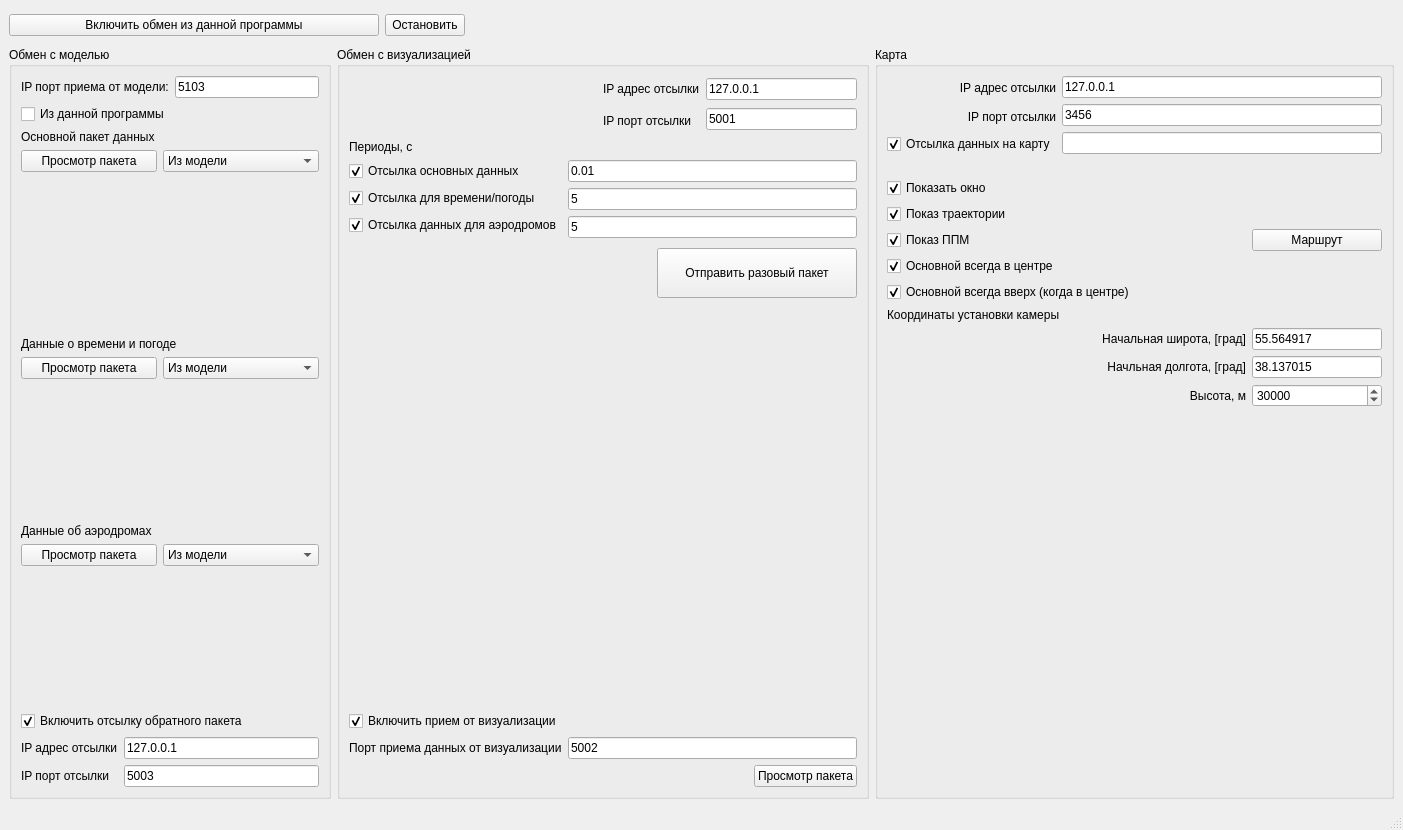
Old version of the form untitled/mainwindow.ui in the repository katherinr/desktop_wrapper.
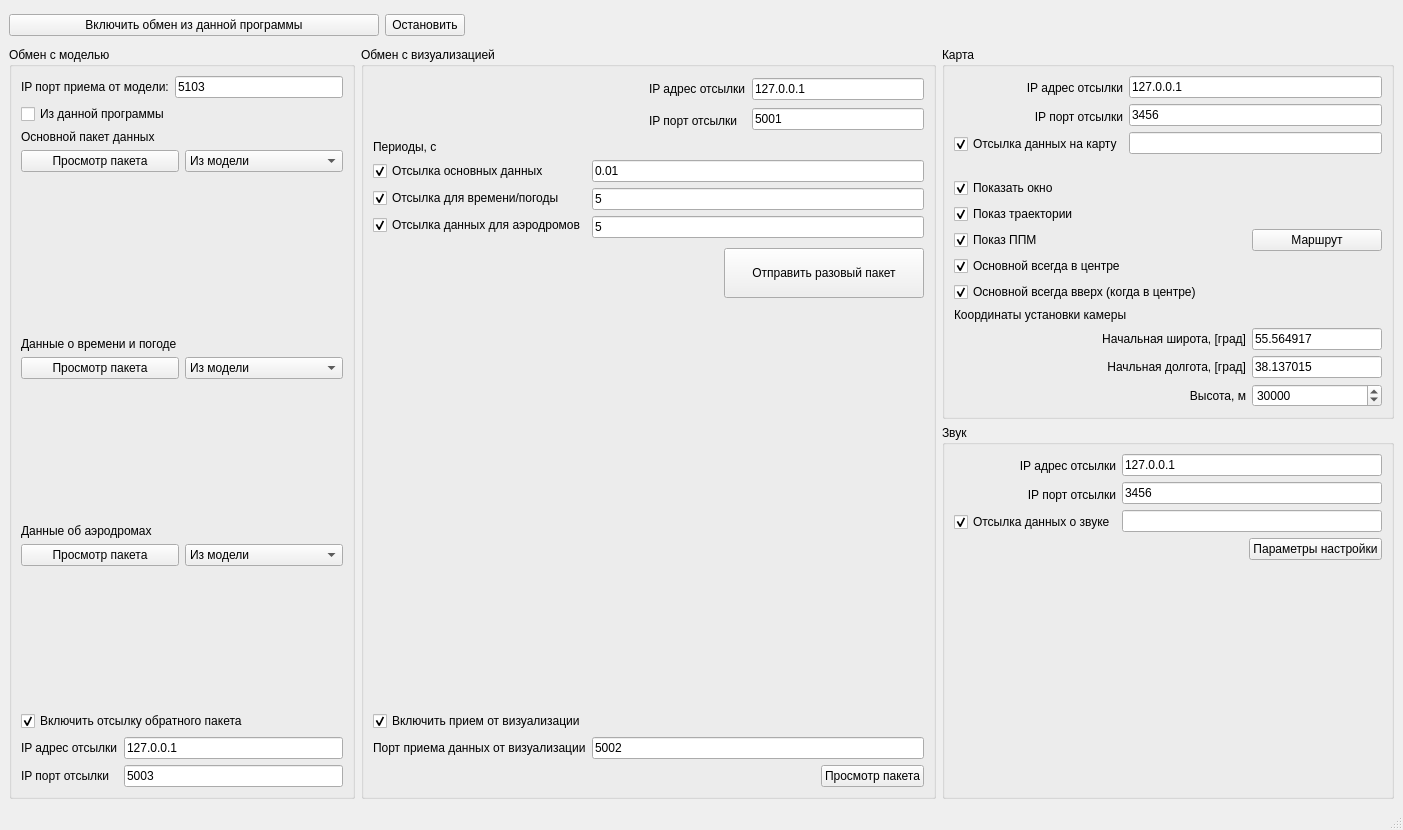
New version of the form.

The edit to the form file:
```diff
--- a/untitled/mainwindow.ui
+++ b/untitled/mainwindow.ui
@@ -20,7 +20,7 @@
    <string>BIRD WRAPPER</string>
   </property>
   <widget class="QWidget" name="centralwidget">
-   <layout class="QVBoxLayout" name="verticalLayout_16">
+   <layout class="QVBoxLayout" name="verticalLayout_23">
     <item>
      <layout class="QHBoxLayout" name="horizontalLayout_12">
       <item>
@@ -83,7 +83,7 @@
      </layout>
     </item>
     <item>
-     <layout class="QHBoxLayout" name="horizontalLayout_20">
+     <layout class="QHBoxLayout" name="horizontalLayout_19">
       <item>
        <widget class="QGroupBox" name="groupBox_3">
         <property name="title">
@@ -357,7 +357,7 @@
         <property name="title">
          <string>Обмен с визуализацией</string>
         </property>
-        <layout class="QVBoxLayout" name="verticalLayout_13">
+        <layout class="QVBoxLayout" name="verticalLayout_24">
          <item>
           <layout class="QHBoxLayout" name="horizontalLayout_9">
            <item>
@@ -636,11 +636,13 @@
        </widget>
       </item>
       <item>
+       <layout class="QVBoxLayout" name="verticalLayout_20">
+        <item>
        <widget class="QGroupBox" name="MapGroupBox">
         <property name="title">
          <string>Карта</string>
         </property>
-        <layout class="QVBoxLayout" name="verticalLayout_19">
+          <layout class="QVBoxLayout" name="verticalLayout_22">
          <item>
           <layout class="QHBoxLayout" name="horizontalLayout_14">
            <item>
@@ -931,6 +933,135 @@
              </item>
             </layout>
            </item>
+            </layout>
+           </item>
+          </layout>
+         </widget>
+        </item>
+        <item>
+         <widget class="QGroupBox" name="SoundGrBox">
+          <property name="title">
+           <string>Звук</string>
+          </property>
+          <layout class="QVBoxLayout" name="verticalLayout_25">
+           <item>
+            <layout class="QVBoxLayout" name="verticalLayout_16">
+             <item>
+              <layout class="QHBoxLayout" name="horizontalLayout_13">
+               <item>
+                <layout class="QVBoxLayout" name="verticalLayout_19">
+                 <item>
+                  <widget class="QLabel" name="label_18">
+                   <property name="text">
+                    <string>IP адрес отсылки</string>
+                   </property>
+                   <property name="alignment">
+                    <set>Qt::AlignRight|Qt::AlignTrailing|Qt::AlignVCenter</set>
+                   </property>
+                  </widget>
+                 </item>
+                 <item>
+                  <widget class="QLabel" name="label_19">
+                   <property name="text">
+                    <string>IP порт отсылки</string>
+                   </property>
+                   <property name="alignment">
+                    <set>Qt::AlignRight|Qt::AlignTrailing|Qt::AlignVCenter</set>
+                   </property>
+                  </widget>
+                 </item>
+                 <item>
+                  <widget class="QCheckBox" name="send2SOUNDCHb">
+                   <property name="text">
+                    <string>Отсылка данных о звуке</string>
+                   </property>
+                   <property name="checked">
+                    <bool>true</bool>
+                   </property>
+                  </widget>
+                 </item>
+                </layout>
+               </item>
+               <item>
+                <layout class="QVBoxLayout" name="verticalLayout_13">
+                 <item>
+                  <widget class="QLineEdit" name="soundIPsend">
+                   <property name="text">
+                    <string>127.0.0.1</string>
+                   </property>
+                   <property name="alignment">
+                    <set>Qt::AlignLeading|Qt::AlignLeft|Qt::AlignVCenter</set>
+                   </property>
+                   <property name="placeholderText">
+                    <string>127.0.0.1</string>
+                   </property>
+                  </widget>
+                 </item>
+                 <item>
+                  <widget class="QLineEdit" name="soundPortSend">
+                   <property name="text">
+                    <string>3456</string>
+                   </property>
+                   <property name="alignment">
+                    <set>Qt::AlignLeading|Qt::AlignLeft|Qt::AlignVCenter</set>
+                   </property>
+                  </widget>
+                 </item>
+                 <item>
+                  <widget class="QLineEdit" name="soundTime">
+                   <property name="enabled">
+                    <bool>true</bool>
+                   </property>
+                   <property name="contextMenuPolicy">
+                    <enum>Qt::ActionsContextMenu</enum>
+                   </property>
+                   <property name="acceptDrops">
+                    <bool>true</bool>
+                   </property>
+                   <property name="text">
+                    <string>0.01</string>
+                   </property>
+                   <property name="echoMode">
+                    <enum>QLineEdit::NoEcho</enum>
+                   </property>
+                   <property name="alignment">
+                    <set>Qt::AlignLeading|Qt::AlignLeft|Qt::AlignVCenter</set>
+                   </property>
+                   <property name="clearButtonEnabled">
+                    <bool>false</bool>
+                   </property>
+                  </widget>
+                 </item>
+                </layout>
+               </item>
+              </layout>
+             </item>
+             <item>
+              <layout class="QHBoxLayout" name="horizontalLayout_20">
+               <item>
+                <spacer name="horizontalSpacer_5">
+                 <property name="orientation">
+                  <enum>Qt::Horizontal</enum>
+                 </property>
+                 <property name="sizeHint" stdset="0">
+                  <size>
+                   <width>188</width>
+                   <height>18</height>
+                  </size>
+                 </property>
+                </spacer>
+               </item>
+               <item>
+                <widget class="QPushButton" name="soundPB">
+                 <property name="text">
+                  <string>Параметры настройки</string>
+                 </property>
+                </widget>
+               </item>
+              </layout>
+             </item>
+            </layout>
+           </item>
            <item>
             <spacer name="verticalSpacer_5">
              <property name="orientation">
@@ -938,16 +1069,16 @@
              </property>
              <property name="sizeHint" stdset="0">
               <size>
-               <width>495</width>
-               <height>368</height>
+               <width>428</width>
+               <height>40</height>
               </size>
              </property>
             </spacer>
            </item>
           </layout>
-         </item>
-        </layout>
-       </widget>
+         </widget>
+        </item>
+       </layout>
       </item>
      </layout>
     </item>
```
Lines whose indentation alone changed are shown as unchanged.
